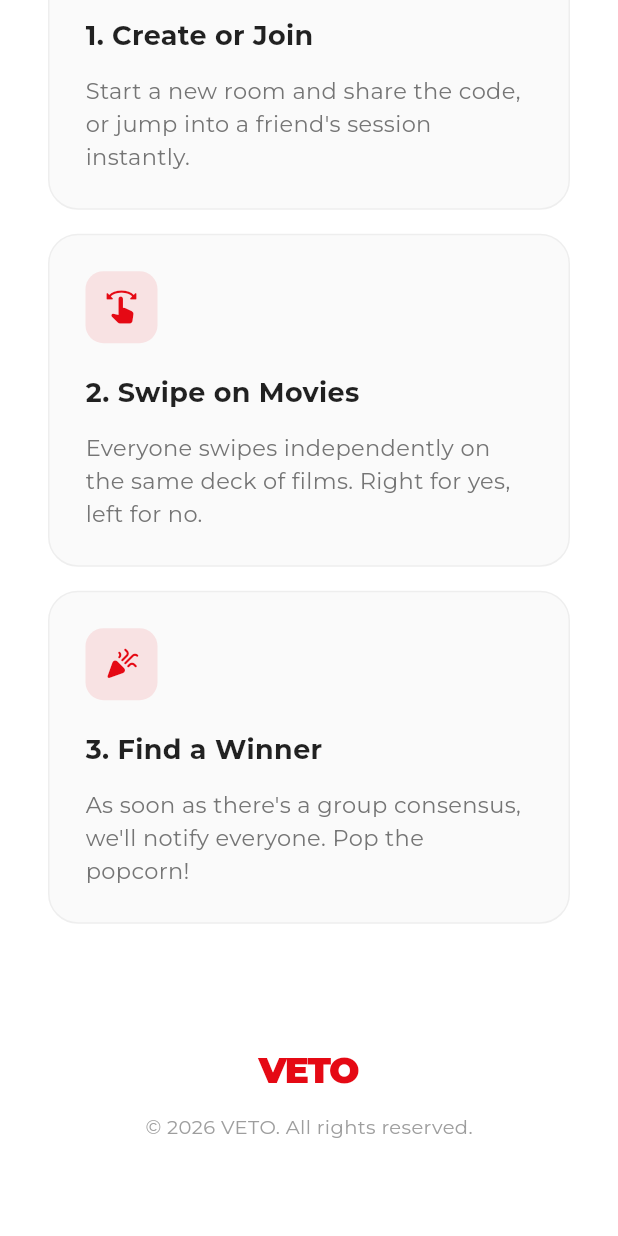
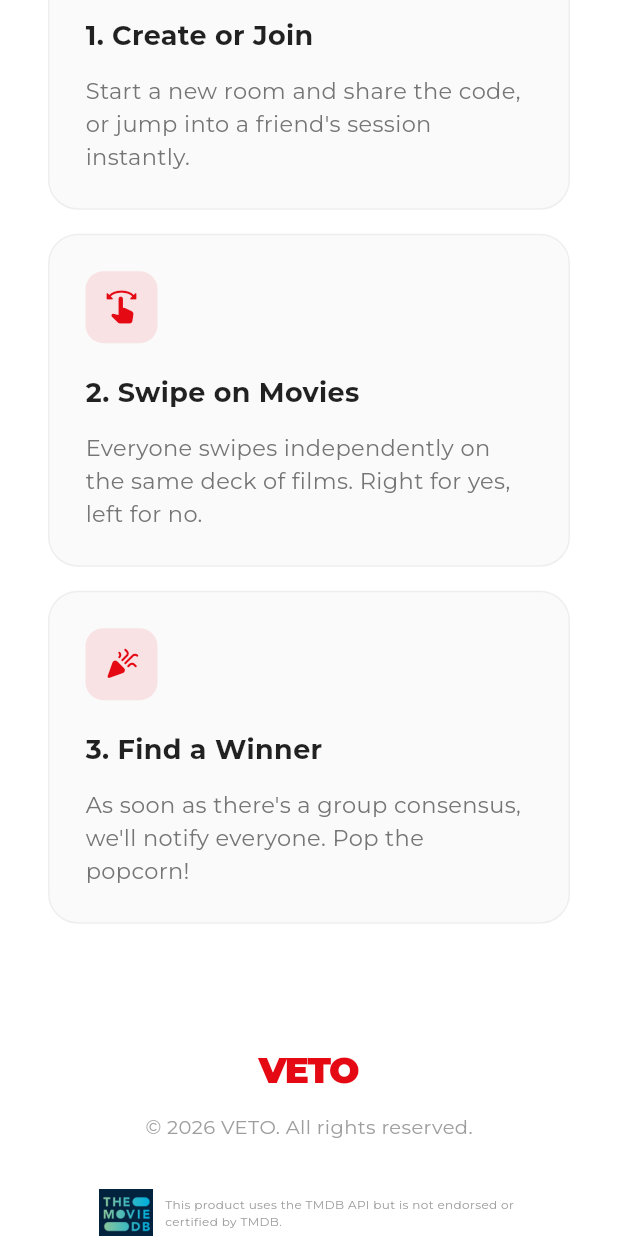
Before and after one commit to vaunnnn/Veto, a Flutter app: the screen it shows after launch, scrolled down 1560 dp, on a phone screen of 412 x 824 dp. Run offline on Flutter 3.47's test engine with Material 3 defaults, Android fonts, the phone set to English and light mode, and no system bars; our stand-ins replace cloud_firestore, firebase_core, flutter_card_swiper, flutter_dotenv, google_fonts; accounts and stored records are empty.

Commit message:
refactor: added TMDB API legal attribution at footer section

```diff
--- a/lib/features/rooms/screens/landing_screen.dart
+++ b/lib/features/rooms/screens/landing_screen.dart
@@ -315,7 +315,7 @@ class LandingScreen extends StatelessWidget {
               ),
 
               // ==========================================
-              // SECTION 4: FOOTER (Matches Image 4)
+              // SECTION 4: FOOTER
               // ==========================================
               Padding(
                 padding: const EdgeInsets.only(top: 60.0, bottom: 40.0),
@@ -339,6 +339,34 @@ class LandingScreen extends StatelessWidget {
                           color: Colors.grey.shade500,
                         ),
                       ),
+                      const SizedBox(height: 32),
+
+                      // TMDB API Legal Attribution
+                      SizedBox(
+                        width: 280, // This locks the logo and text into a single, perfectly centered block
+                        child: Row(
+                          crossAxisAlignment: CrossAxisAlignment.center,
+                          children: [
+                            Image.asset(
+                              'assets/images/tmdb-logo.png',
+                              width: 36,
+                            ),
+                            const SizedBox(width: 8),
+                            Expanded(
+                              child: Text(
+                                'This product uses the TMDB API but is not endorsed or certified by TMDB.',
+                                textAlign: TextAlign.left,
+                                style: TextStyle(
+                                  fontSize: 8,
+                                  color: Colors.grey.shade500,
+                                  height: 1.4,
+                                ),
+                              ),
+                            ),
+                          ],
+                        ),
+                      ),
+
                       const SizedBox(height: 24),
                     ],
                   ),
```
Also changed, not shown: assets/images/tmdb-logo.png (added).
